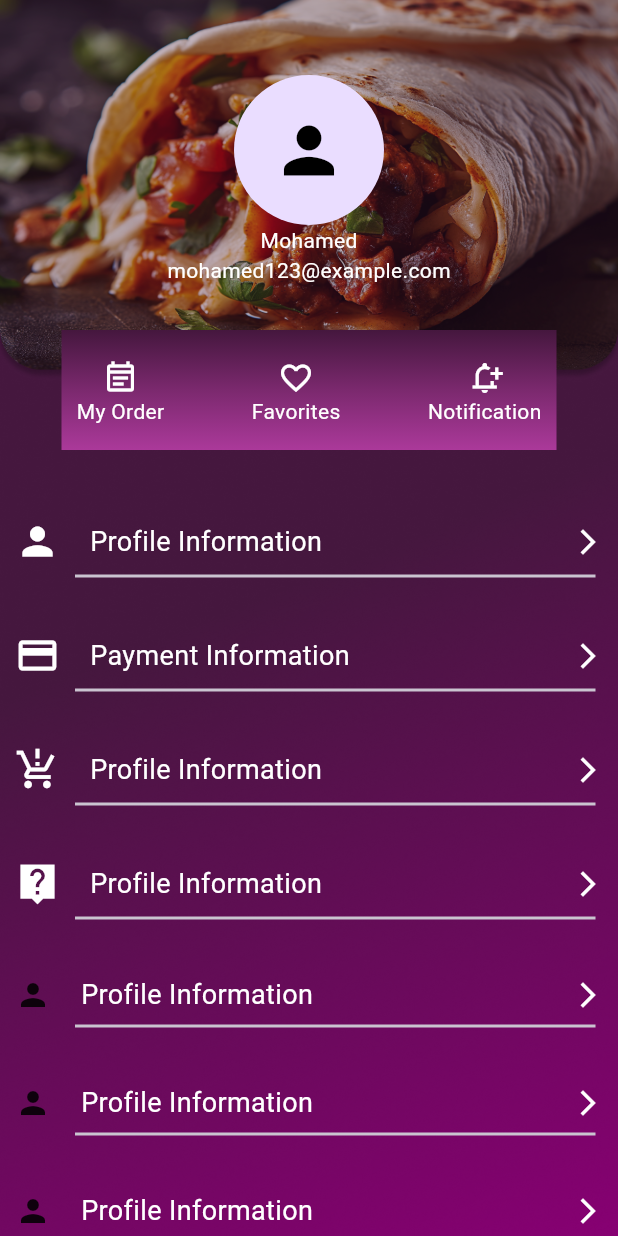
After one commit to Mohamed-yousuf18/foodie, a Flutter app: the UserPage screen opened directly, on a phone screen of 412 x 824 dp. The commit adds this screen. Run offline on Flutter 3.47's test engine with Material 3 defaults, Android fonts, the light colour scheme and no system bars; our stand-ins replace another_flushbar, firebase_auth, firebase_core, flutter_screenutil, flutter_svg, font_awesome_flutter and 1 more; missing offline and left inert: floating_frosted_bottom_bar; accounts and stored records are empty; network calls fail.

Commit message:
user profile

```diff
--- a/lib/homepage.dart
+++ b/lib/homepage.dart
@@ -5,6 +5,7 @@ import 'package:flutter_svg/flutter_svg.dart';
 import 'package:foodie_app/my_order_page.dart';
 import 'package:foodie_app/order_page.dart';
 import 'package:foodie_app/sample.dart';
+import 'package:foodie_app/userpage.dart';
 import 'package:foodie_app/widgets/Add_Icon_button.dart';
 import 'package:motion_tab_bar/MotionTabBar.dart';
 import 'package:motion_tab_bar/MotionTabBarController.dart';
@@ -181,7 +182,7 @@ class _HomePageState extends State<HomePage> with SingleTickerProviderStateMixin
                     .push(MaterialPageRoute(builder: (_) => MyOrderPage()));
               case 2:
                 Navigator.of(context)
-                    .push(MaterialPageRoute(builder: (_) => MyOrderPage()));
+                    .push(MaterialPageRoute(builder: (_) => UserPage()));
               default:
                 Navigator.of(context).pop();
             }
--- /dev/null
+++ b/lib/user_profile_model/user_model.dart
@@ -0,0 +1,12 @@
+import 'package:flutter/cupertino.dart';
+
+class UserModel{
+  Widget? icon;
+  String? text;
+
+
+  UserModel({
+    this.icon,
+    this.text,
+});
+}
--- /dev/null
+++ b/lib/userpage.dart
@@ -0,0 +1,128 @@
+import 'package:flutter/cupertino.dart';
+import 'package:flutter/material.dart';
+import 'package:flutter/widgets.dart';
+import 'package:foodie_app/user_profile_model/user_model.dart';
+
+class UserPage extends StatelessWidget {
+   UserPage({super.key});
+
+  List<UserModel> user = [
+    UserModel(icon: Icon(Icons.person,color: Colors.white,size: 30,), text: "Profile Information"),
+    UserModel(icon: Icon(Icons.payment, color: Colors.white,size: 30,), text: "Payment Information"),
+    UserModel(icon: Icon(Icons.production_quantity_limits,  color: Colors.white,size: 30,), text: "Profile Information"),
+    UserModel(icon: Icon(Icons.live_help_sharp,color: Colors.white,size: 30,), text: "Profile Information"),
+    UserModel(icon: Icon(Icons.person), text: "Profile Information"),
+    UserModel(icon: Icon(Icons.person), text: "Profile Information"),
+    UserModel(icon: Icon(Icons.person), text: "Profile Information"),
+  ];
+
+  @override
+  Widget build(BuildContext context) {
+    return Scaffold(
+      body: Container(
+        width: double.infinity,
+        decoration: BoxDecoration(
+            image: DecorationImage(image: AssetImage("assets/images/userpagebck.png"), fit: BoxFit.fill)
+        ),
+        child: Column(
+          children: [
+            SizedBox(
+              height: 50,
+            ),
+            CircleAvatar
+                            (child: Icon(Icons.person,color: Colors.black,size: 50,),radius: 50,),
+                                       Text("Mohamed",style: TextStyle(color: Colors.white),),
+                                       Text("mohamed123@example.com",style: TextStyle(color: Colors.white),),
+        SizedBox(
+          height: 30,
+        ),
+        Container(
+                        width: 330,
+                        height: 80,
+                        decoration: BoxDecoration(
+                          gradient: LinearGradient(
+                              begin: Alignment.topCenter,
+                              end: Alignment.bottomCenter,
+                              //  tileMode: TileMode.repeated ,
+                              colors: [
+                                Color(0xff45173E),
+                                Color(0xff7B296E),
+                                //Color(0xff7B296E),
+                                Color(0xffAB399A),
+                              ]
+                          ),
+                        ),
+
+                        child:Padding(
+                          padding: const EdgeInsets.only(top: 20,left: 10,right: 10),
+                          child: Row(
+                            mainAxisAlignment: MainAxisAlignment.spaceBetween,
+                            children: [
+
+                              Column(
+                                children: [
+                                  Icon(Icons.event_note_outlined,color: Colors.white,),
+                                  Text("My Order",style: TextStyle(color: Colors.white),),
+                                ],
+                              ),
+                              Column(
+                                children: [
+                                  Icon(Icons.favorite_border,color: Colors.white,),
+                                  Text("Favorites",style: TextStyle(color: Colors.white),),
+                                ],
+                              ),
+                              Column(
+                                children: [
+                                  Icon(Icons.notification_add_outlined,color: Colors.white,),
+                                  Text("Notification",style: TextStyle(color: Colors.white),),
+                                ],
+                              ),
+
+                            ],
+                          ),
+                        ),
+                      ),
+        SizedBox(height: 16,),
+        SizedBox(
+          height: 500,
+          child: ListView.builder(
+            shrinkWrap: true,
+            itemCount: user.length,
+              itemBuilder: (context, index){
+              return  Column(
+                children: [
+                  SizedBox(height: 30,),
+                  Padding(
+                    padding: const EdgeInsets.only(left: 10, right: 10),
+                    child: Row(
+                      children: [
+                        user[index].icon ?? Icon(Icons.person) ,
+                        SizedBox(width: 20,),
+                        Text("${user[index].text}",style: TextStyle(color: Colors.white,fontSize: 18),),
+                        Spacer(),
+                        Icon(Icons.arrow_forward_ios,color: Colors.white,size: 20,),
+
+                      ],
+                    ),
+                  ),
+                    Divider(
+                          indent: 50,
+                          endIndent: 15,
+                          thickness: 2,
+                        ),
+                ],
+              );
+              }
+          ),
+        )
+
+
+
+          ],
+        ),
+      )
+
+
+    );
+  }
+}
--- a/pubspec.yaml
+++ b/pubspec.yaml
@@ -42,6 +42,8 @@ dependencies:
   motion_tab_bar: ^2.0.4
   another_flushbar: ^1.12.30
   flutter_screenutil: ^5.9.0
+  firebase_core: ^2.27.1
+  firebase_auth: ^4.17.9
 
 dev_dependencies:
   flutter_test:
```
Also changed, not shown: lib/create_account_page.dart (+4 -3 lines), lib/main.dart (+6 -2 lines), lib/order_page.dart (+5 -6 lines), lib/sign_in_page.dart (+31 -4 lines), assets/images/Payment page.png (added), assets/images/profile.png (added), assets/images/userimg.png (added), assets/images/userpagebck.png (added), pubspec.lock, 8 other files.
